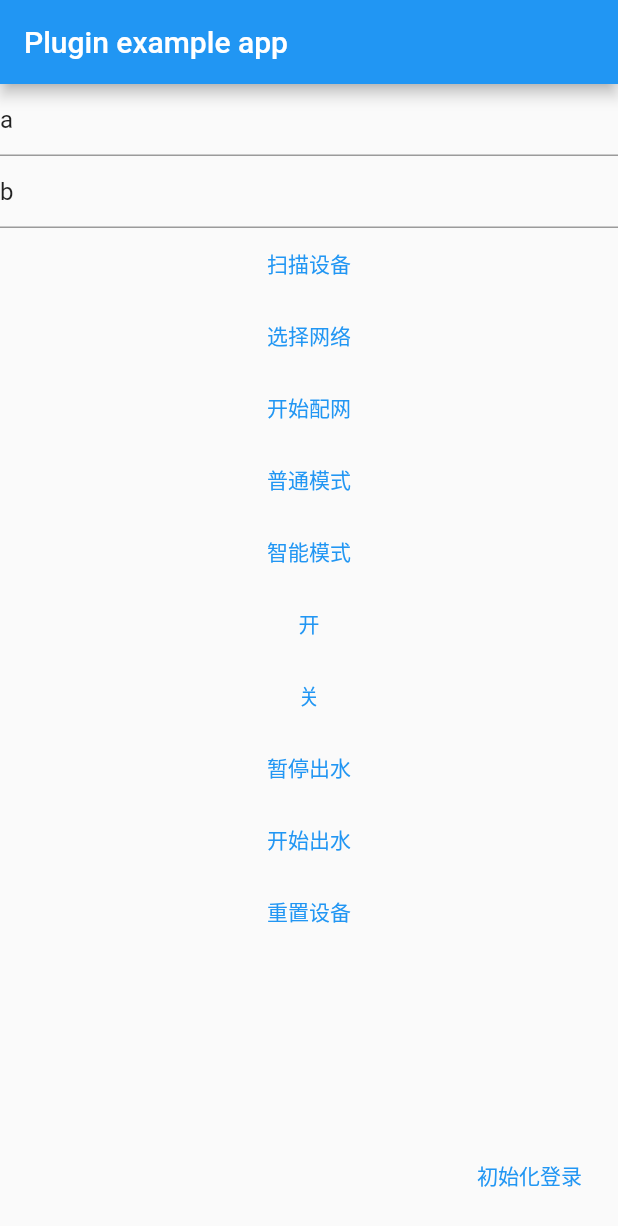
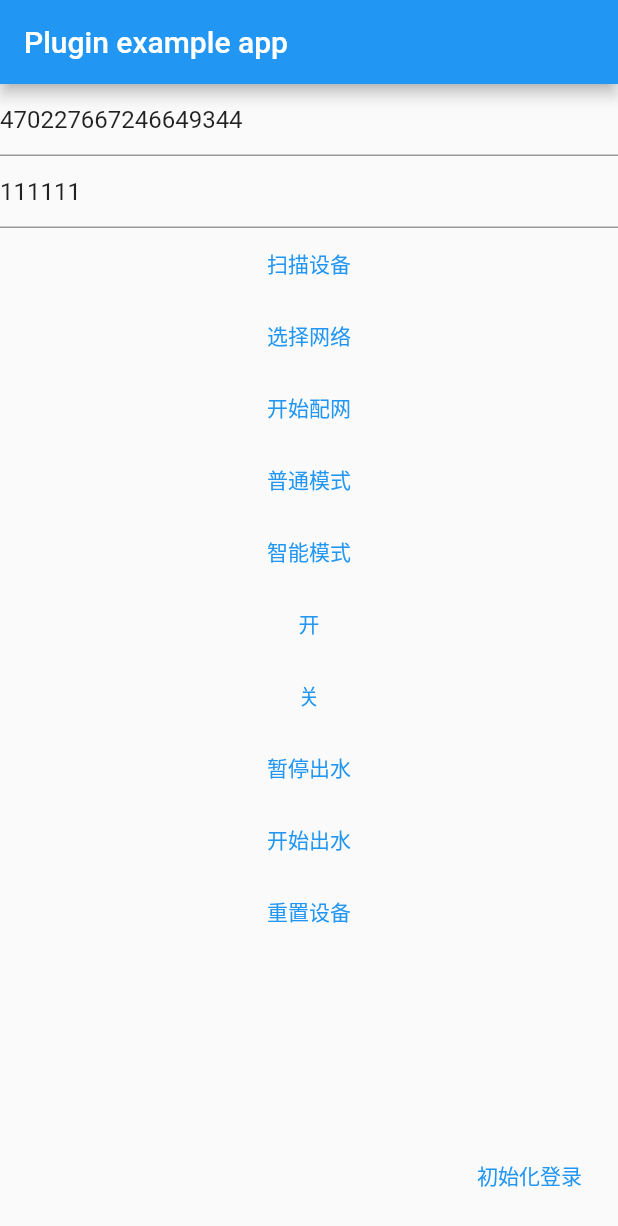
Before and after one commit to shitaBro/tuyaPlugin, a Flutter app: the screen it shows after launch, after a tap on "初始化登录", on a phone screen of 412 x 824 dp. Shown: the top 1226 px of the screen. Run offline on Flutter 3.47's test engine with Material 2 defaults, Android fonts, the light colour scheme and no system bars; our stand-ins replace rxdart.

Commit message:
修改插件

```diff
--- a/example/lib/main.dart
+++ b/example/lib/main.dart
@@ -24,8 +24,8 @@ class _MyAppState extends State<MyApp> {
 
   final _tuyaPlugin = TuyaPlugin.instance;
   TuyaDevModel? _devModel;
-  TextEditingController _accountController = TextEditingController(text: "a");
-  TextEditingController _pswController = TextEditingController(text: "b");
+  TextEditingController _accountController = TextEditingController(text: "470227667246649344");
+  TextEditingController _pswController = TextEditingController(text: "111111");
   String? _ssid;
   @override
   void initState() {
@@ -125,7 +125,7 @@ class _MyAppState extends State<MyApp> {
           List<Object?> arr = dic?["devices"];
           if (arr.isNotEmpty) {
 
-            Map mdic = json.decode(json.encode(arr!.first));
+            Map mdic = json.decode(json.encode(arr?.first));
 
             var connect = await _tuyaPlugin.connectDeviceWithId(mdic["devId"]);
             log("connected:${connect}");
```
